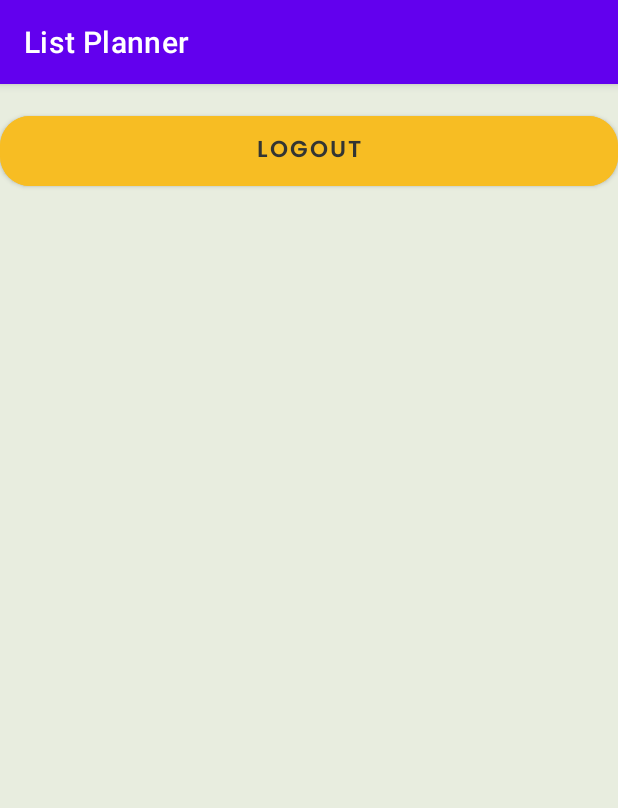
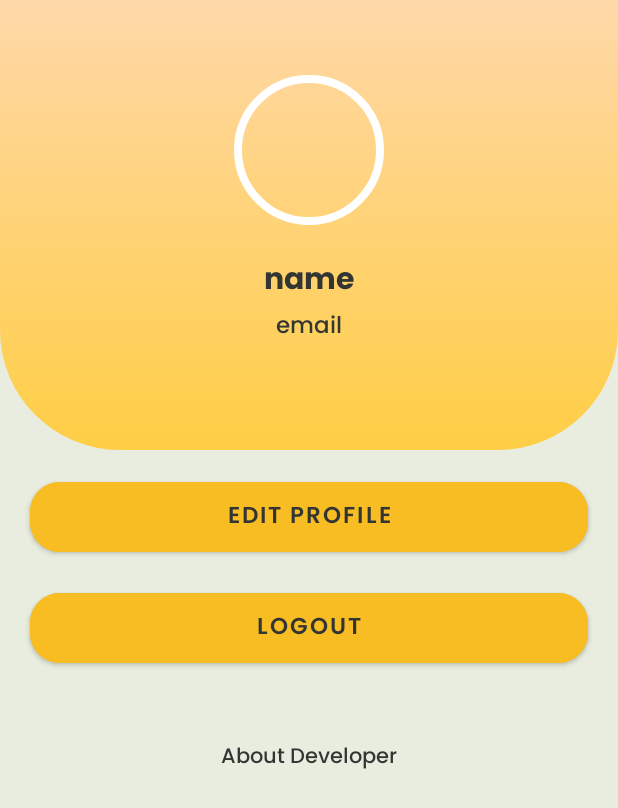
Before and after one commit to cekaaaa/ListPlanner, an Android app: the ActProfile screen opened directly, with no data from a screen before it, on a phone screen of 412 x 824 dp. Shown: the top 808 px of the screen. Run offline under Robolectric (Android 15) with nearby library versions, the phone set to English and light mode, and no system bars; our stand-ins replace Firebase (no records; nobody signed in at launch, a user with empty details on screens opened directly).

Commit message:
edit profile and credit activity

```diff
--- a/app/src/main/java/com/chelsy/listplanner/ActPlan.java
+++ b/app/src/main/java/com/chelsy/listplanner/ActPlan.java
@@ -96,6 +96,7 @@ public class ActPlan extends AppCompatActivity {
                     public void onSuccess(DocumentSnapshot documentSnapshot) {
                         username = documentSnapshot.getString("username");
                         txtprofile.setText("Hello, " + username);
+
                     }
                 }).addOnFailureListener(new OnFailureListener() {
                     @Override
--- a/app/src/main/java/com/chelsy/listplanner/ActProfile.java
+++ b/app/src/main/java/com/chelsy/listplanner/ActProfile.java
@@ -1,26 +1,41 @@
 package com.chelsy.listplanner;
 
+import androidx.annotation.NonNull;
 import androidx.appcompat.app.AppCompatActivity;
 
 import android.content.Intent;
 import android.os.Bundle;
 import android.view.View;
 import android.widget.Button;
+import android.widget.TextView;
+import android.widget.Toast;
 
+import com.google.android.gms.tasks.OnFailureListener;
+import com.google.android.gms.tasks.OnSuccessListener;
 import com.google.firebase.auth.FirebaseAuth;
 import com.google.firebase.auth.FirebaseUser;
+import com.google.firebase.firestore.DocumentSnapshot;
+import com.google.firebase.firestore.FirebaseFirestore;
 
 public class ActProfile extends AppCompatActivity {
 
     Button logout;
+    TextView txtname, txtemail;
     FirebaseAuth mAuth;
+    String username, email;
+    FirebaseFirestore db;
 
     @Override
     protected void onCreate(Bundle savedInstanceState) {
         super.onCreate(savedInstanceState);
         setContentView(R.layout.activity_act_profile);
 
+        if (getSupportActionBar() != null) {
+            getSupportActionBar().hide();
+        }
+
         mAuth = FirebaseAuth.getInstance();
+        db = FirebaseFirestore.getInstance();
         logout = (Button) findViewById(R.id.btnlogout);
         logout.setOnClickListener(new View.OnClickListener() {
             @Override
@@ -29,7 +44,32 @@ public class ActProfile extends AppCompatActivity {
                 checkLogout();
             }
         });
+
+        txtname = (TextView) findViewById(R.id.txtprofilename);
+        txtemail = (TextView) findViewById(R.id.txtprofileemail);
+        getUser();
     }
+
+    public void getUser() {
+        String uId = mAuth.getCurrentUser().getUid();
+        db.collection("Users").document(uId)
+                .get()
+                .addOnSuccessListener(new OnSuccessListener<DocumentSnapshot>() {
+                    @Override
+                    public void onSuccess(DocumentSnapshot documentSnapshot) {
+                        username = documentSnapshot.getString("username");
+                        email = documentSnapshot.getString("email");
+                        txtname.setText(username);
+                        txtemail.setText(email);
+                    }
+                }).addOnFailureListener(new OnFailureListener() {
+                    @Override
+                    public void onFailure(@NonNull Exception e) {
+                        Toast.makeText(getBaseContext(), "Set your username first", Toast.LENGTH_SHORT).show();
+                    }
+                });
+    }
+
     private void checkLogout() {
         FirebaseUser firebaseUser = mAuth.getCurrentUser();
         if (firebaseUser == null) {
--- a/app/src/main/res/drawable/circle.xml
+++ b/app/src/main/res/drawable/circle.xml
@@ -1,12 +1,12 @@
 <?xml version="1.0" encoding="utf-8"?>
 <shape xmlns:android="http://schemas.android.com/apk/res/android"
     android:innerRadius="0dp"
-    android:shape="ring"
+    android:shape="oval"
     android:thicknessRatio="1.9"
     android:useLevel="false">
     <solid android:color="@android:color/transparent" />
 
     <stroke
-        android:width="10dp"
-        android:color="@android:color/black" />
+        android:width="5dp"
+        android:color="@android:color/white" />
 </shape>
--- /dev/null
+++ b/app/src/main/res/drawable/img.xml
@@ -0,0 +1,5 @@
+<?xml version="1.0" encoding="utf-8"?>
+<layer-list xmlns:android="http://schemas.android.com/apk/res/android">
+    <item android:drawable="@drawable/circle"/>
+    <item android:drawable="@drawable/chelsy"/>
+</layer-list>
--- /dev/null
+++ b/app/src/main/res/drawable/rectangle.xml
@@ -0,0 +1,9 @@
+<?xml version="1.0" encoding="utf-8"?>
+<selector xmlns:android="http://schemas.android.com/apk/res/android">
+<item>
+    <shape android:shape="rectangle">
+        <gradient android:startColor="#FFD8A9" android:endColor="#FFCE45" android:angle="35"/>
+        <corners android:bottomLeftRadius="80dp" android:bottomRightRadius="80dp"/>
+    </shape>
+</item>
+</selector>
--- a/app/src/main/res/layout/activity_act_profile.xml
+++ b/app/src/main/res/layout/activity_act_profile.xml
@@ -6,6 +6,68 @@
     android:layout_height="match_parent"
     tools:context=".ActProfile">
 
+    <ScrollView
+        android:layout_width="match_parent"
+        android:layout_height="match_parent">
+        <LinearLayout
+            android:layout_width="match_parent"
+            android:layout_height="match_parent"
+            android:orientation="vertical">
+
+            <androidx.constraintlayout.widget.ConstraintLayout
+                android:layout_width="match_parent"
+                android:layout_height="300dp"
+                android:background="@drawable/rectangle">
+                <ImageView
+                    android:id="@+id/imageView"
+                    android:layout_width="100dp"
+                    android:layout_height="100dp"
+                    android:layout_marginTop="50dp"
+                    app:layout_constraintEnd_toEndOf="parent"
+                    app:layout_constraintStart_toStartOf="parent"
+                    app:layout_constraintTop_toTopOf="parent"
+                    app:srcCompat="@drawable/circle" />
+
+                <TextView
+                    android:id="@+id/txtprofilename"
+                    android:layout_width="match_parent"
+                    android:layout_height="wrap_content"
+                    android:layout_marginTop="20dp"
+                    android:fontFamily="@font/poppinsbold"
+                    android:gravity="center_horizontal"
+                    android:text="name"
+                    android:textColor="@color/bg"
+                    android:textSize="20sp"
+                    app:layout_constraintTop_toBottomOf="@+id/imageView" />
+
+                <TextView
+                    android:id="@+id/txtprofileemail"
+                    android:layout_width="match_parent"
+                    android:layout_height="wrap_content"
+                    android:fontFamily="@font/poppinsmedium"
+                    android:gravity="center_horizontal"
+                    android:text="email"
+                    android:textColor="@color/bg"
+                    android:textSize="15sp"
+                    app:layout_constraintTop_toBottomOf="@+id/txtprofilename"
+                    tools:layout_editor_absoluteX="0dp" />
+            </androidx.constraintlayout.widget.ConstraintLayout>
+
+            <com.google.android.material.button.MaterialButton
+                android:id="@+id/btneditprofile"
+                android:layout_width="match_parent"
+                android:layout_height="wrap_content"
+                android:layout_gravity="center_horizontal"
+                android:layout_marginTop="15dp"
+                app:cornerRadius="20dp"
+                android:padding="10dp"
+                android:layout_marginHorizontal="20dp"
+                android:text="Edit Profile"
+                android:textSize="15sp"
+                android:fontFamily="@font/poppinssemibold"
+                android:textColor="@color/bg"
+                android:backgroundTint="@color/kuningterang"
+                />
             <com.google.android.material.button.MaterialButton
                 android:id="@+id/btnlogout"
                 android:layout_width="match_parent"
@@ -14,11 +76,24 @@
                 android:layout_marginVertical="15dp"
                 app:cornerRadius="20dp"
                 android:padding="10dp"
-        android:text="Logout"
-        android:textSize="15dp"
+                android:layout_marginHorizontal="20dp"
+                android:text="@string/logout"
+                android:textSize="15sp"
                 android:fontFamily="@font/poppinssemibold"
                 android:textColor="@color/bg"
                 android:backgroundTint="@color/kuningterang"
                 />
+            <TextView
+                android:id="@+id/txtabout"
+                android:layout_width="match_parent"
+                android:layout_height="wrap_content"
+                android:layout_marginVertical="30dp"
+                android:text="About Developer"
+                android:fontFamily="@font/poppinsmedium"
+                android:gravity="center_horizontal"
+                android:textColor="@color/bg"/>
+
+        </LinearLayout>
+    </ScrollView>
 
 </RelativeLayout>
--- a/app/src/main/res/values/strings.xml
+++ b/app/src/main/res/values/strings.xml
@@ -2,4 +2,5 @@
     <string name="app_name">List Planner</string>
     <string name="tagline">Organize you Plan </string>
     <string name="plan">For better future</string>
+    <string name="logout">Logout</string>
 </resources>
```
Also changed, not shown: app/src/main/AndroidManifest.xml (+14 -0 lines), app/src/main/java/com/chelsy/listplanner/ActCredit.java (added, +18 -0 lines), app/src/main/java/com/chelsy/listplanner/ActEditProfile.java (added, +14 -0 lines), app/src/main/res/layout/activity_act_credit.xml (added, +66 -0 lines), app/src/main/res/layout/activity_act_edit_profile.xml (added, +104 -0 lines), app/src/main/res/drawable/chelsy.jpg (added). Lines whose indentation alone changed are shown as unchanged.
